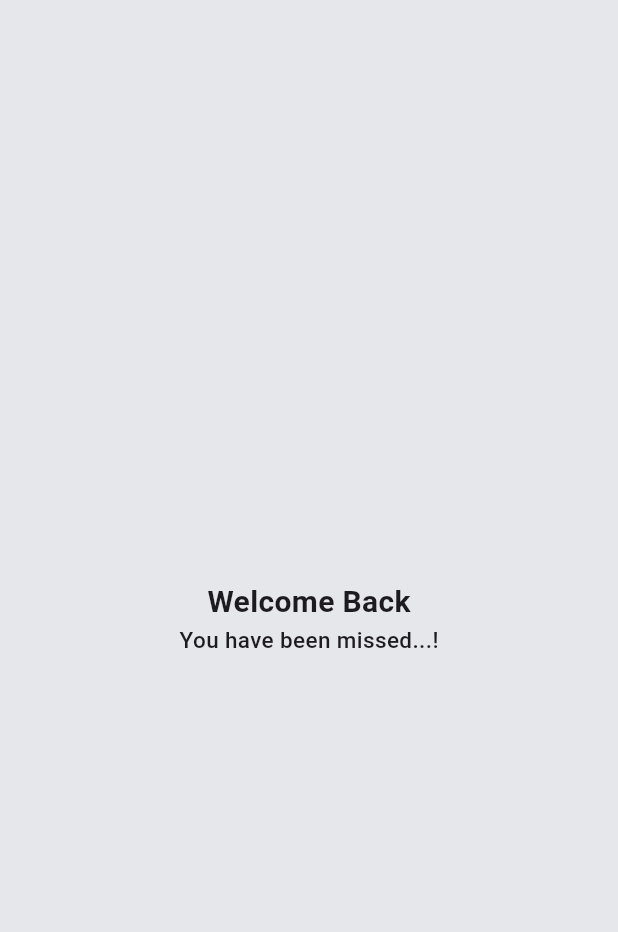
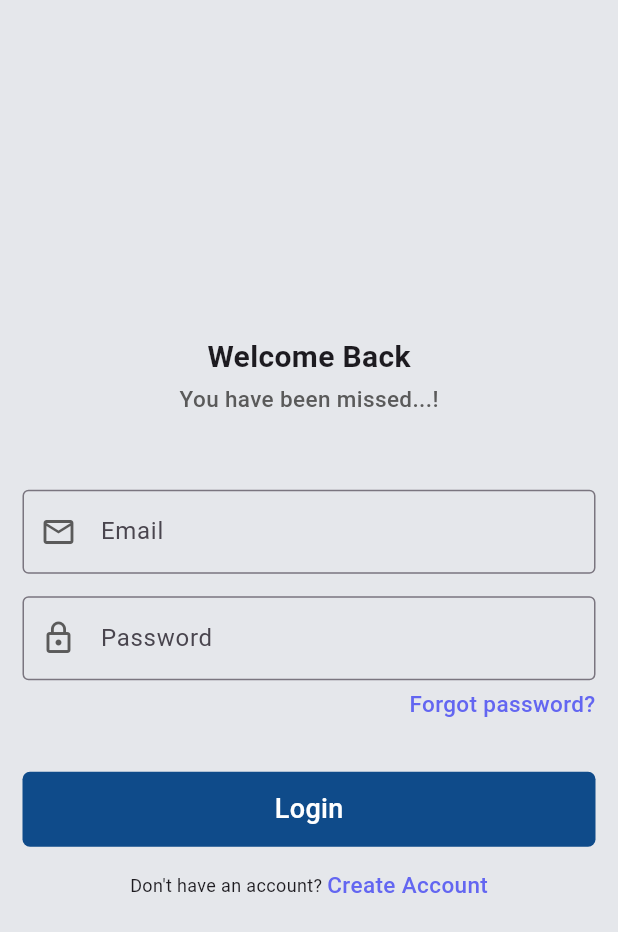
Before and after one commit to haris-afaq/Learnify_App, a Flutter app: the screen it shows after launch, on a phone screen of 412 x 824 dp. Shown: the top 932 px of the screen. Run offline on Flutter 3.47's test engine with Material 3 defaults, Android fonts, the phone set to English and light mode, and no system bars; our stand-ins replace bloc, equatable, firebase_auth, firebase_core; accounts and stored records are empty; generated files the repository leaves out were written again.

Commit message:
"Login Signup blocs Created"

```diff
--- a/lib/bloc/login_bloc/login_states.dart
+++ b/lib/bloc/login_bloc/login_states.dart
@@ -1,27 +1,34 @@
 import 'package:equatable/equatable.dart';
+import 'package:learnify_app/utils/auth_states.dart';
 
 class Loginstates extends Equatable{
   final String email;
   final String password;
   final String message;
+  final AuthStates authStates;
 
   const Loginstates({
     this.email = "",
     this.password= "",
     this.message = "",
+    this.authStates = AuthStates.initial,
   });
 
   Loginstates copyWith({
-    String?email, String?password, String?message
+    String?email,
+    String?password,
+    String?message,
+    AuthStates? authStates,
   }){
     return Loginstates(
       email: email?? this.email,
       password: password?? this.password,
-      message:  message?? this.password
+      message:  message?? this.password,
+      authStates: authStates?? this.authStates
     );
   }
 
 
   @override
-  List<Object> get props => [email, password, message];
+  List<Object> get props => [email, password, message, authStates];
 }
--- /dev/null
+++ b/lib/bloc/signup_bloc/signup_states.dart
@@ -0,0 +1,41 @@
+import 'package:equatable/equatable.dart';
+import 'package:learnify_app/utils/auth_states.dart';
+
+class SignupStates extends Equatable{
+  final String email;
+  final String userName;
+  final String password;
+  final String confirmPassword;
+  final String message;
+  final AuthStates authStates;
+
+ const SignupStates ({
+   this.email="",
+   this.userName="",
+   this.password="",
+   this.confirmPassword="",
+   this.message="",
+   this.authStates=AuthStates.initial,
+ });
+
+ SignupStates copyWith({
+  String? email,
+  String? userName,
+  String? password,
+  String? confirmPassword,
+  String? message,
+  AuthStates? authStates,
+ }){
+  return SignupStates(
+    email: email?? this.email,
+    userName: userName?? this.userName,
+    password: password?? this.password,
+    confirmPassword: confirmPassword?? this.confirmPassword,
+    message: message??this.message,
+    authStates: authStates?? this.authStates);
+ }
+
+
+ @override
+ List<Object> get props => [userName, email, password, confirmPassword, message, authStates];
+}
--- a/lib/config/Components/main_button.dart
+++ b/lib/config/Components/main_button.dart
@@ -10,7 +10,7 @@ class MainButton extends StatelessWidget {
   super.key,
   required this.title,
   required this.onTap,
-  this.color= AppColors.greenColor,
+  this.color= AppColors.primaryColor,
   });
 
   @override
--- a/lib/config/Components/snack_bar.dart
+++ b/lib/config/Components/snack_bar.dart
@@ -2,6 +2,8 @@ import 'package:flutter/material.dart';
 import 'package:learnify_app/config/constants/colors.dart';
 
 class CustomSnackbar {
+  CustomSnackbar(String string);
+
   static void show(
     BuildContext context, {
     required String text,
--- a/lib/config/Components/text_styles/heading3.dart
+++ b/lib/config/Components/text_styles/heading3.dart
@@ -1,15 +1,19 @@
 import 'package:flutter/material.dart';
+import 'package:learnify_app/config/constants/colors.dart';
 
 class Heading3 extends StatelessWidget {
   final String title;
+  final Color? titleColor;
   const Heading3({super.key,
-    required this.title
+    required this.title,
+    this.titleColor
   });
 
   @override
   Widget build(BuildContext context) {
      return Text(title,
     style: TextStyle(fontSize: 15,
+    color: titleColor??AppColors.primaryColor,
     fontWeight: FontWeight.w500,
     ),
     );
--- a/lib/config/constants/strings.dart
+++ b/lib/config/constants/strings.dart
@@ -6,6 +6,10 @@ class AppStrings{
   static const String alertDialogeSecondaryText = "No";
   static const String welcomeBackText = "Welcome Back";
   static const String youHaveBeenMissed = "You have been missed...!";
-  // All other Strings
-
+  static const String forgotPassword = "Forgot password?";
+  static const String registerHere =  "Create Account";
+  static const String newAccount = "Don't have an account? ";
+  static const String alreadyHaveAnAccount = "Already have an account? ";
+  static const String newHere = "Create Your Account";
+  static const String youWillLoveIt = "You will love it...!";
 }
--- a/lib/config/routes/route_names.dart
+++ b/lib/config/routes/route_names.dart
@@ -5,5 +5,6 @@ class RouteNames {
   static const String splashScreen = "splash_screen";
   static const String homeScreen = "home_screen";
   static const String loginScreen = "login_screen";
+  static const String createAccount = "create_account";
   // add all other screens of the app here
 }
--- a/lib/config/routes/routes.dart
+++ b/lib/config/routes/routes.dart
@@ -1,6 +1,7 @@
 import 'package:flutter/material.dart';
 import 'package:learnify_app/config/routes/route_names.dart';
-import 'package:learnify_app/views/login/login.dart';
+import 'package:learnify_app/views/auth_view/login/login.dart';
+import 'package:learnify_app/views/auth_view/signUp/signup.dart';
 import 'package:learnify_app/views/splashScreen/splash_screen.dart';
 
 
@@ -12,6 +13,9 @@ static Route<dynamic> generateRoute(RouteSettings settings){
 
       case RouteNames.loginScreen:
       return MaterialPageRoute(builder: (context)=> LoginScreen());
+
+      case RouteNames.createAccount:
+      return MaterialPageRoute(builder: (_)=> SignupScreen());
 
     default:
       return MaterialPageRoute(builder: (context){
--- /dev/null
+++ b/lib/repositories/auth_repositories/signup_repo.dart
@@ -0,0 +1,21 @@
+import 'package:firebase_auth/firebase_auth.dart';
+import 'package:learnify_app/config/Components/snack_bar.dart';
+class SignupRepository {
+  final FirebaseAuth _auth = FirebaseAuth.instance;
+
+  Future<User?> Signup({
+    required String email,
+    required String userName,
+    required String password,
+  }) async{
+    try{
+      final UserCredential userCredential = await _auth.createUserWithEmailAndPassword(
+        email: email,
+         password: password);
+         await userCredential.user?.updateDisplayName(userName);
+        return userCredential.user;
+    } on FirebaseAuthException catch(e){
+      CustomSnackbar(e.toString());
+    }
+  }
+}
--- /dev/null
+++ b/lib/utils/auth_states.dart
@@ -0,0 +1 @@
+enum AuthStates{initial, loading, error, success}
--- a/lib/utils/loginStates.dart
+++ /dev/null
@@ -1 +0,0 @@
-enum Loginstates{initial, loading, error, success}
--- /dev/null
+++ b/lib/views/auth_view/login/login.dart
@@ -0,0 +1,86 @@
+import 'package:flutter/material.dart';
+import 'package:learnify_app/config/Components/text_styles/body_text.dart';
+import 'package:learnify_app/config/Components/text_styles/heading1.dart';
+import 'package:learnify_app/config/Components/text_styles/heading3.dart';
+import 'package:learnify_app/config/constants/colors.dart';
+import 'package:learnify_app/config/constants/strings.dart';
+import 'package:learnify_app/config/extenssions/sizedBox.dart';
+import 'package:learnify_app/config/routes/route_names.dart';
+import 'package:learnify_app/views/auth_view/login/widgets/login_button.dart';
+import 'package:learnify_app/views/auth_view/login/widgets/widgets.dart';
+
+class LoginScreen extends StatefulWidget {
+  const LoginScreen({super.key});
+
+  @override
+  State<LoginScreen> createState() => _LoginScreenState();
+}
+
+class _LoginScreenState extends State<LoginScreen> {
+  final emailFocusNode =FocusNode();
+  final passwordFocusNode=FocusNode();
+  final formKey = GlobalKey<FormState>();
+  @override
+  void dispose() {
+    // TODO: implement dispose
+    super.dispose();
+    emailFocusNode.dispose();
+    passwordFocusNode.dispose();
+  }
+  @override
+  Widget build(BuildContext context) {
+    return Scaffold(
+      backgroundColor: AppColors.appBackgroundColor,
+      body: SafeArea(
+        child: Padding(
+          padding: const EdgeInsets.symmetric(horizontal: 15),
+          child: Column(
+            mainAxisAlignment: MainAxisAlignment.center,
+            crossAxisAlignment: CrossAxisAlignment.center,
+            children: [
+              Center(child: Heading1(title: AppStrings.welcomeBackText)),
+              3.height,
+             Heading3(title: AppStrings.youHaveBeenMissed,
+             titleColor: AppColors.grayColor,
+             ),
+             50.height,
+             Form(
+              key: formKey,
+              child: Column(
+              children: [
+               EmailInputField(emailFocusNode: emailFocusNode),
+             15.height,
+             PasswordInputField(passwordFocusNode: passwordFocusNode),
+             5.height,
+            Row(
+              mainAxisAlignment: MainAxisAlignment.end,
+              children:  [
+                Heading3(title: AppStrings.forgotPassword,
+                titleColor: AppColors.blueColor
+                )
+            ]),
+            35.height,
+          LoginButton(),
+         15.height,
+             Row(
+              mainAxisAlignment: MainAxisAlignment.center,
+              children:  [
+                Bodytext(text: AppStrings.newAccount),
+                InkWell(
+                  onTap: (){
+                    Navigator.pushNamed(context, RouteNames.createAccount);
+                  },
+                  child: Heading3(title: AppStrings.registerHere,
+                  titleColor: AppColors.blueColor
+                  ),
+                )
+            ]),
+
+              ],
+             ))
+            ],
+          ),
+        )),
+    );
+  }
+}
--- /dev/null
+++ b/lib/views/auth_view/login/widgets/email_input_field.dart
@@ -0,0 +1,25 @@
+import 'package:flutter/material.dart';
+import 'package:learnify_app/config/constants/colors.dart';
+
+// ignore: must_be_immutable
+class EmailInputField extends StatelessWidget {
+  FocusNode emailFocusNode;
+   EmailInputField({super.key,
+  required this.emailFocusNode
+  });
+
+  @override
+  Widget build(BuildContext context) {
+    return  TextFormField(
+              focusNode: emailFocusNode,
+              keyboardType: TextInputType.emailAddress,
+              onChanged: (value){},
+              onFieldSubmitted: (value){},
+              decoration: InputDecoration(
+                label: Text("Email"),
+                prefixIcon: Icon(Icons.email_outlined, color: AppColors.grayColor,),
+                border: OutlineInputBorder()
+              ),
+             );
+  }
+}
--- /dev/null
+++ b/lib/views/auth_view/login/widgets/login_button.dart
@@ -0,0 +1,11 @@
+import 'package:flutter/material.dart';
+import 'package:learnify_app/config/Components/main_button.dart';
+
+class LoginButton extends StatelessWidget {
+  const LoginButton({super.key});
+
+  @override
+  Widget build(BuildContext context) {
+    return MainButton(title: "Login", onTap: (){});
+  }
+}
--- /dev/null
+++ b/lib/views/auth_view/login/widgets/password_input_field.dart
@@ -0,0 +1,24 @@
+import 'package:flutter/material.dart';
+import 'package:learnify_app/config/constants/colors.dart';
+
+class PasswordInputField extends StatelessWidget {
+  FocusNode passwordFocusNode;
+   PasswordInputField({super.key,
+   required this.passwordFocusNode
+   });
+
+  @override
+  Widget build(BuildContext context) {
+    return TextFormField(
+              focusNode: passwordFocusNode,
+              keyboardType: TextInputType.emailAddress,
+              onChanged: (value){},
+              onFieldSubmitted: (value){},
+              decoration: InputDecoration(
+                label: Text("Password"),
+                prefixIcon: Icon(Icons.lock_outline, color: AppColors.grayColor,),
+                border: OutlineInputBorder()
+              ),
+             );
+  }
+}
--- /dev/null
+++ b/lib/views/auth_view/login/widgets/widgets.dart
@@ -0,0 +1,2 @@
+export 'email_input_field.dart';
+export 'password_input_field.dart';
--- a/lib/views/login/login.dart
+++ /dev/null
@@ -1,33 +0,0 @@
-import 'package:flutter/material.dart';
-import 'package:learnify_app/config/Components/text_styles/heading1.dart';
-import 'package:learnify_app/config/Components/text_styles/heading3.dart';
-import 'package:learnify_app/config/constants/colors.dart';
-import 'package:learnify_app/config/constants/strings.dart';
-
-class LoginScreen extends StatefulWidget {
-  const LoginScreen({super.key});
-
-  @override
-  State<LoginScreen> createState() => _LoginScreenState();
-}
-
-class _LoginScreenState extends State<LoginScreen> {
-  @override
-  Widget build(BuildContext context) {
-    return Scaffold(
-      backgroundColor: AppColors.appBackgroundColor,
-      body: SafeArea(
-        child: Padding(
-          padding: const EdgeInsets.symmetric(horizontal: 15),
-          child: Column(
-            mainAxisAlignment: MainAxisAlignment.center,
-            crossAxisAlignment: CrossAxisAlignment.center,
-            children: [
-              Center(child: Heading1(title: AppStrings.welcomeBackText)),
-             Heading3(title: AppStrings.youHaveBeenMissed)
-            ],
-          ),
-        )),
-    );
-  }
-}
```
Also changed, not shown: lib/bloc/signup_bloc/signup_bloc.dart (added, +39 -0 lines), lib/bloc/signup_bloc/signup_events.dart (added, +46 -0 lines), lib/views/auth_view/signUp/signup.dart (added, +25 -0 lines).
